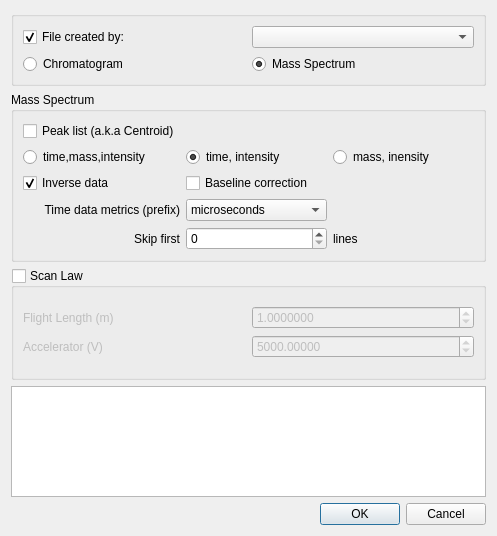
First picture: the form in src/adplugins/adtextfile/dialog.ui, repository qtplatz/qtplatz, before the edit.
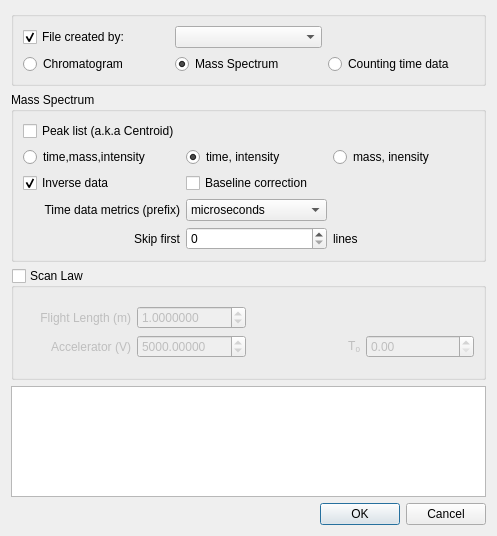
Second picture: the form after the edit.

Commit message: add counting command

```diff
--- a/src/adplugins/adtextfile/dialog.ui
+++ b/src/adplugins/adtextfile/dialog.ui
@@ -52,6 +52,13 @@
         <item row="0" column="1">
          <widget class="QComboBox" name="comboBox"/>
         </item>
+        <item row="1" column="2">
+         <widget class="QRadioButton" name="radioButton_6">
+          <property name="text">
+           <string>Counting time data</string>
+          </property>
+         </widget>
+        </item>
        </layout>
       </item>
      </layout>
@@ -207,6 +214,16 @@
      <layout class="QGridLayout" name="gridLayout_2">
       <item row="0" column="0">
        <layout class="QGridLayout" name="gridLayout">
+        <item row="2" column="2">
+         <widget class="QLabel" name="label_6">
+          <property name="text">
+           <string>T&lt;sub&gt;0&lt;/sub&gt;</string>
+          </property>
+          <property name="alignment">
+           <set>Qt::AlignRight|Qt::AlignTrailing|Qt::AlignVCenter</set>
+          </property>
+         </widget>
+        </item>
         <item row="1" column="1">
          <widget class="QDoubleSpinBox" name="doubleSpinBox">
           <property name="decimals">
@@ -235,6 +252,9 @@
           <property name="text">
            <string>Flight Length (m)</string>
           </property>
+          <property name="alignment">
+           <set>Qt::AlignRight|Qt::AlignTrailing|Qt::AlignVCenter</set>
+          </property>
          </widget>
         </item>
         <item row="2" column="0">
@@ -242,8 +262,14 @@
           <property name="text">
            <string>Accelerator (V)</string>
           </property>
+          <property name="alignment">
+           <set>Qt::AlignRight|Qt::AlignTrailing|Qt::AlignVCenter</set>
+          </property>
          </widget>
         </item>
+        <item row="2" column="3">
+         <widget class="QDoubleSpinBox" name="doubleSpinBox_3"/>
+        </item>
        </layout>
       </item>
      </layout>
```
The commit also changes 33 other files.
